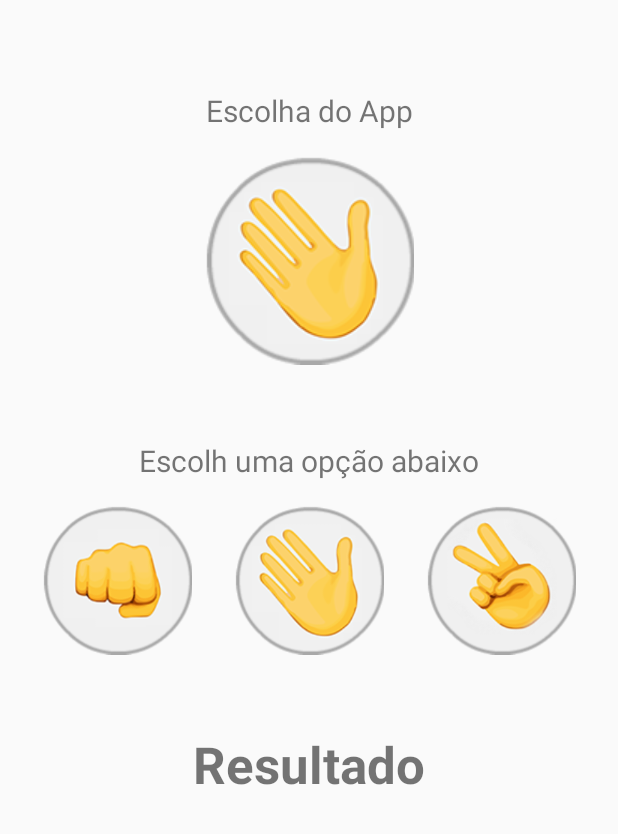
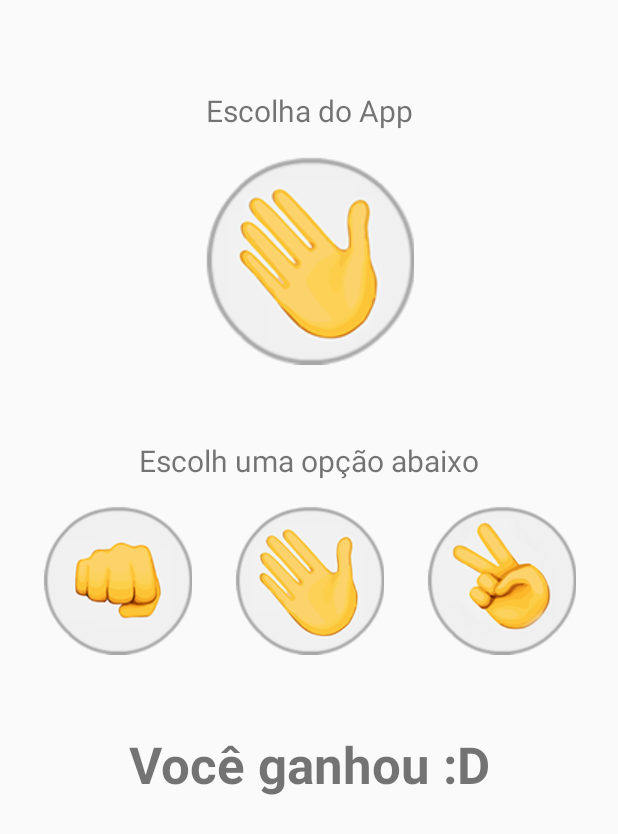
Before and after one commit to Joao-ar11/App-Pedra-Papel-Tesoura, an Android app built with Jetpack Compose: the screen it shows after launch (MainActivity), after a tap on an icon or button, on a phone screen of 412 x 824 dp. Shown: the top 834 px of the screen. Run offline under Robolectric (Android 15) with nearby library versions, the phone set to English and light mode, and no system bars; 2 other taps on this screen came first.

Commit message:
Adiciona verificacao de vencedor e exibicao de resultado

```diff
--- a/src/main/java/com/joao_ar11/pedrapapeltesoura/MainActivity.java
+++ b/src/main/java/com/joao_ar11/pedrapapeltesoura/MainActivity.java
@@ -3,6 +3,7 @@ package com.joao_ar11.pedrapapeltesoura;
 import android.os.Bundle;
 import android.view.View;
 import android.widget.ImageView;
+import android.widget.TextView;
 
 import androidx.activity.ComponentActivity;
 
@@ -52,5 +53,22 @@ public class MainActivity extends ComponentActivity {
 
     public void verificarGanhador(String escolhaUsuario) {
         String escolhaApp = gerarEscolhaAleatoria();
+        TextView textoResultado = findViewById(R.id.text_resultado);
+
+        if (
+            (escolhaApp == "Pedra" && escolhaUsuario == "Tesoura") ||
+            (escolhaApp == "Papel" && escolhaUsuario == "Pedra") ||
+            (escolhaApp == "Tesoura" && escolhaUsuario == "Papel")
+        ) {
+            textoResultado.setText("Você perdeu :(");
+        } else if (
+            (escolhaUsuario == "Pedra" && escolhaApp == "Tesoura") ||
+            (escolhaUsuario== "Papel" && escolhaApp == "Pedra") ||
+            (escolhaUsuario == "Tesoura" && escolhaApp == "Papel")
+        ) {
+            textoResultado.setText("Você ganhou :D");
+        } else {
+            textoResultado.setText("Empatamos ;)");
+        }
     }
 }
--- a/src/main/res/layout/activity_main.xml
+++ b/src/main/res/layout/activity_main.xml
@@ -76,7 +76,7 @@
         app:layout_constraintTop_toBottomOf="@+id/textView2" />
 
     <TextView
-        android:id="@+id/textView3"
+        android:id="@+id/text_resultado"
         android:layout_width="wrap_content"
         android:layout_height="wrap_content"
         android:layout_marginTop="50dp"
```
